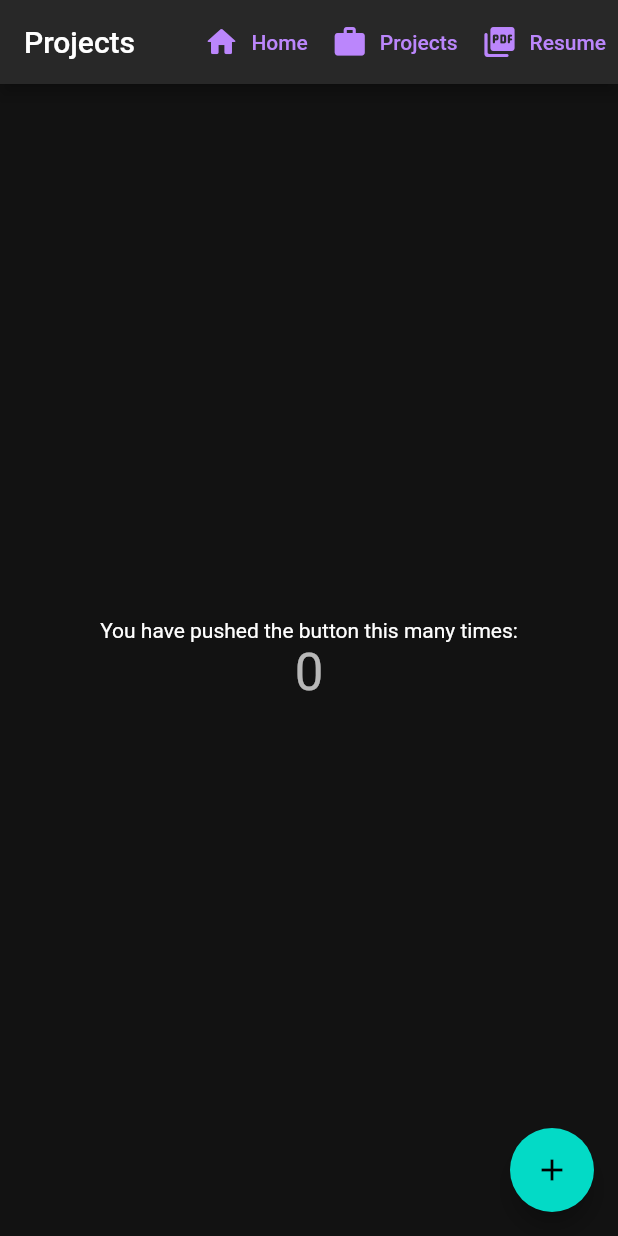
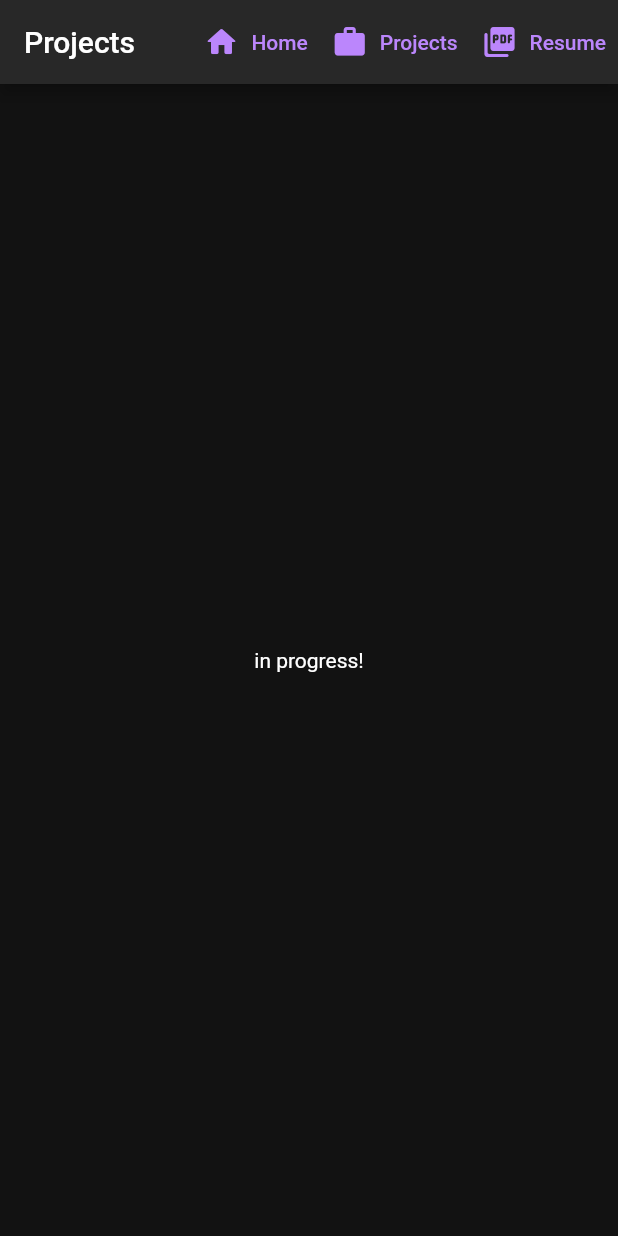
Before and after one commit to teujorge/teujorge.github.io, a Flutter app: the ProjectsPage screen opened directly, on a phone screen of 412 x 824 dp. Run offline on Flutter 3.47's test engine with Material 2 defaults, Android fonts, the phone set to English and light mode, and no system bars.

Commit message:
projects page in progress

```diff
--- a/lib/projects.dart
+++ b/lib/projects.dart
@@ -12,40 +12,19 @@ class ProjectsPage extends StatefulWidget {
 }
 
 class _ProjectsPageState extends State<ProjectsPage> {
-  int _counter = 0;
   Center _body = const Center();
-
-  void _incrementCounter() {
-    setState(() {
-      _counter++;
-    });
-  }
 
   @override
   Widget build(BuildContext context) {
-    _body = Center(
-      child: Column(
-        mainAxisAlignment: MainAxisAlignment.center,
-        children: <Widget>[
-          const Text(
-            'You have pushed the button this many times:',
-          ),
-          Text(
-            '$_counter',
-            style: Theme.of(context).textTheme.headline4,
-          ),
-        ],
+    _body = const Center(
+      child: Text(
+        'in progress!',
       ),
     );
 
     return Scaffold(
       appBar: Config.getAppBar(widget.title, context),
       body: _body,
-      floatingActionButton: FloatingActionButton(
-        onPressed: _incrementCounter,
-        tooltip: 'Increment',
-        child: const Icon(Icons.add),
-      ),
     );
   }
 }
```
